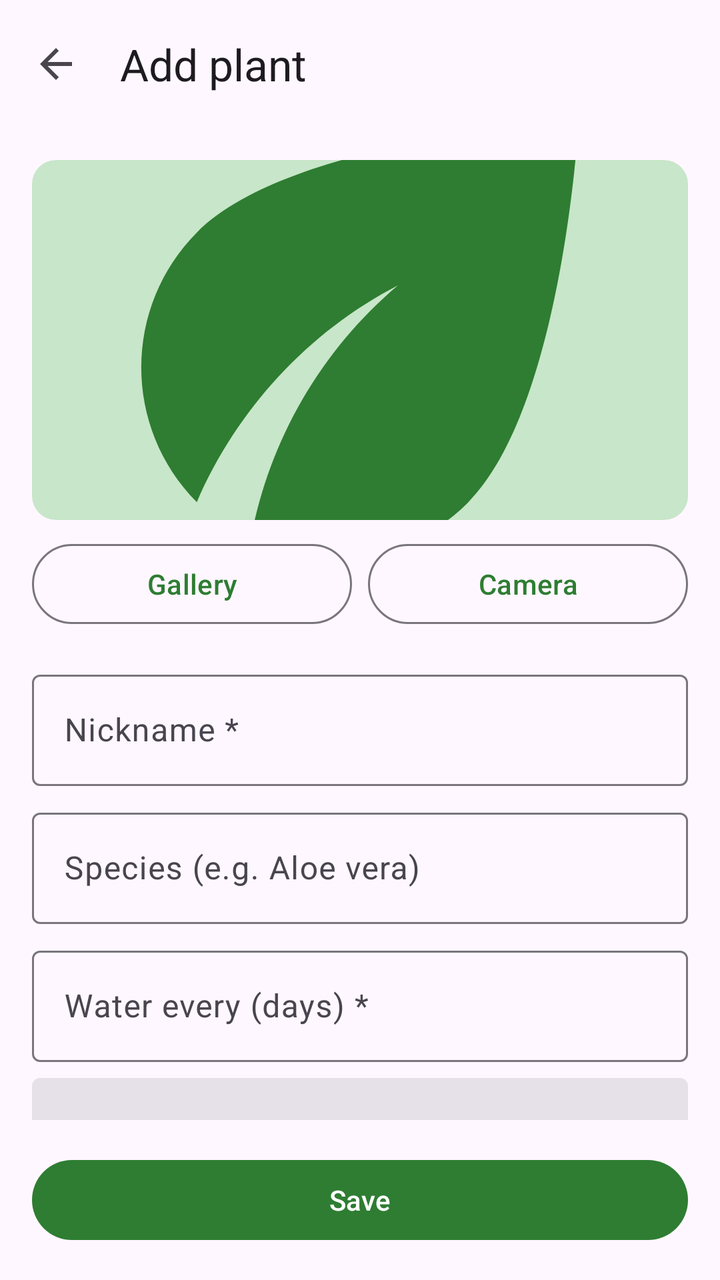
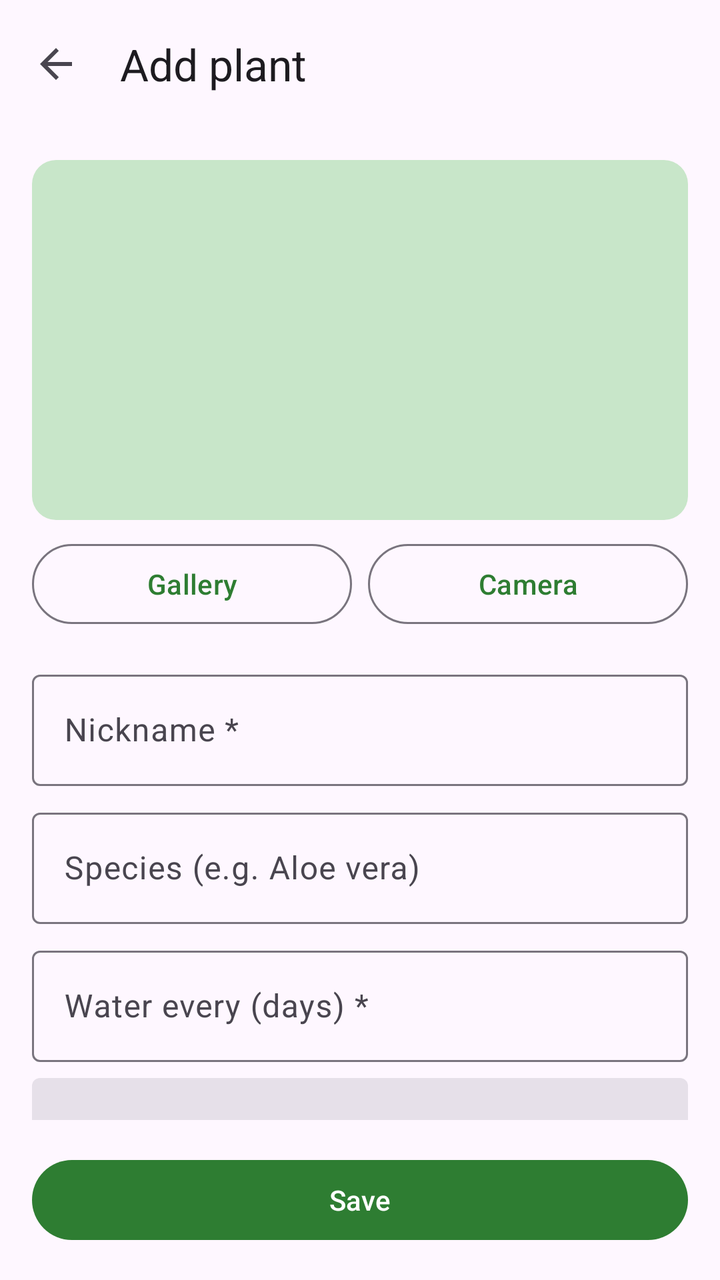

Compare the two renders of this Android layout. The source of the first and the diff that turns it into the second are given below.
<!-- AndroidManifest.xml: application theme Theme.WaterWise -->
<!-- res/layout/activity_add_edit_plant.xml -->
<?xml version="1.0" encoding="utf-8"?>
<LinearLayout xmlns:android="http://schemas.android.com/apk/res/android"
    xmlns:app="http://schemas.android.com/apk/res-auto"
    android:id="@+id/main_root"
    android:layout_width="match_parent"
    android:layout_height="match_parent"
    android:orientation="vertical">

    <com.google.android.material.appbar.MaterialToolbar
        android:id="@+id/toolbar"
        android:layout_width="match_parent"
        android:layout_height="?attr/actionBarSize"
        app:navigationIcon="?attr/homeAsUpIndicator"
        app:title="@string/add_plant" />

    <androidx.core.widget.NestedScrollView
        android:layout_width="match_parent"
        android:layout_height="0dp"
        android:layout_weight="1">

        <LinearLayout
            android:layout_width="match_parent"
            android:layout_height="wrap_content"
            android:orientation="vertical"
            android:padding="16dp">

            
            <com.google.android.material.imageview.ShapeableImageView
                android:id="@+id/image"
                android:layout_width="match_parent"
                android:layout_height="180dp"
                android:background="?attr/colorPrimaryContainer"
                android:contentDescription="@null"
                android:scaleType="centerCrop"
                android:src="@drawable/ic_plant_placeholder"
                app:shapeAppearanceOverlay="@style/ShapeAppearance.WaterWise.Rounded" />

            <LinearLayout
                android:id="@+id/photo_buttons"
                android:layout_width="match_parent"
                android:layout_height="wrap_content"
                android:layout_marginTop="8dp"
                android:orientation="horizontal">

                <Button
                    android:id="@+id/button_gallery"
                    style="?attr/materialButtonOutlinedStyle"
                    android:layout_width="0dp"
                    android:layout_height="wrap_content"
                    android:layout_marginEnd="4dp"
                    android:layout_weight="1"
                    android:text="@string/photo_gallery" />

                <Button
                    android:id="@+id/button_camera"
                    style="?attr/materialButtonOutlinedStyle"
                    android:layout_width="0dp"
                    android:layout_height="wrap_content"
                    android:layout_marginStart="4dp"
                    android:layout_weight="1"
                    android:text="@string/photo_camera" />
            </LinearLayout>

            <com.google.android.material.textfield.TextInputLayout
                android:id="@+id/layout_nickname"
                android:layout_width="match_parent"
                android:layout_height="wrap_content"
                android:layout_marginTop="16dp"
                android:hint="@string/hint_nickname">

                <com.google.android.material.textfield.TextInputEditText
                    android:id="@+id/input_nickname"
                    android:layout_width="match_parent"
                    android:layout_height="wrap_content"
                    android:inputType="textCapSentences" />
            </com.google.android.material.textfield.TextInputLayout>

            <com.google.android.material.textfield.TextInputLayout
                android:id="@+id/layout_species"
                android:layout_width="match_parent"
                android:layout_height="wrap_content"
                android:layout_marginTop="8dp"
                android:hint="@string/hint_species">

                <com.google.android.material.textfield.TextInputEditText
                    android:id="@+id/input_species"
                    android:layout_width="match_parent"
                    android:layout_height="wrap_content"
                    android:inputType="textCapWords" />
            </com.google.android.material.textfield.TextInputLayout>

            <com.google.android.material.textfield.TextInputLayout
                android:id="@+id/layout_interval"
                android:layout_width="match_parent"
                android:layout_height="wrap_content"
                android:layout_marginTop="8dp"
                android:hint="@string/hint_interval">

                <com.google.android.material.textfield.TextInputEditText
                    android:id="@+id/input_interval"
                    android:layout_width="match_parent"
                    android:layout_height="wrap_content"
                    android:inputType="number"
                    android:maxLength="2" />
            </com.google.android.material.textfield.TextInputLayout>

            
            <com.google.android.material.textfield.TextInputLayout
                style="?attr/textInputFilledExposedDropdownMenuStyle"
                android:layout_width="match_parent"
                android:layout_height="wrap_content"
                android:layout_marginTop="8dp"
                android:hint="@string/hint_sunlight">

                <com.google.android.material.textfield.MaterialAutoCompleteTextView
                    android:id="@+id/input_sunlight"
                    android:layout_width="match_parent"
                    android:layout_height="wrap_content"
                    android:inputType="none"
                    app:simpleItems="@array/sunlight_options" />
            </com.google.android.material.textfield.TextInputLayout>

            <com.google.android.material.textfield.TextInputLayout
                android:layout_width="match_parent"
                android:layout_height="wrap_content"
                android:layout_marginTop="8dp"
                android:hint="@string/hint_last_watered">

                
                <com.google.android.material.textfield.TextInputEditText
                    android:id="@+id/input_last_watered"
                    android:layout_width="match_parent"
                    android:layout_height="wrap_content"
                    android:cursorVisible="false"
                    android:focusable="false"
                    android:inputType="none" />
            </com.google.android.material.textfield.TextInputLayout>

            <com.google.android.material.materialswitch.MaterialSwitch
                android:id="@+id/switch_outdoor"
                android:layout_width="match_parent"
                android:layout_height="wrap_content"
                android:layout_marginTop="8dp"
                android:text="@string/outdoor_switch" />

            <com.google.android.material.textfield.TextInputLayout
                android:layout_width="match_parent"
                android:layout_height="wrap_content"
                android:layout_marginTop="8dp"
                android:hint="@string/hint_notes">

                <com.google.android.material.textfield.TextInputEditText
                    android:id="@+id/input_notes"
                    android:layout_width="match_parent"
                    android:layout_height="wrap_content"
                    android:gravity="top"
                    android:inputType="textMultiLine|textCapSentences"
                    android:minLines="2" />
            </com.google.android.material.textfield.TextInputLayout>
        </LinearLayout>
    </androidx.core.widget.NestedScrollView>

    <Button
        android:id="@+id/button_save"
        android:layout_width="match_parent"
        android:layout_height="wrap_content"
        android:layout_margin="16dp"
        android:text="@string/save" />

</LinearLayout>
<!-- resources referenced by this layout -->
<resources>
  <string-array name="sunlight_options">
          <item>Full sun</item>
          <item>Part sun</item>
          <item>Part shade</item>
          <item>Full shade</item>
      </string-array>
  <!-- drawable ic_plant_placeholder (drawable) -->
  <vector xmlns:android="http://schemas.android.com/apk/res/android"
      android:width="48dp"
      android:height="48dp"
      android:viewportWidth="24"
      android:viewportHeight="24">
      <path
          android:fillColor="@color/green_700"
          android:pathData="M6.05,8.05c-2.73,2.73 -2.73,7.15 -0.02,9.88c1.47,-3.4 4.09,-6.24 7.36,-7.93c-2.77,2.34 -4.71,5.61 -5.39,9.32c2.6,1.23 5.8,0.78 7.95,-1.37C19.43,14.47 20,4 20,4S9.53,4.57 6.05,8.05z" />
  </vector>
  <string name="add_plant">Add plant</string>
  <string name="hint_interval">Water every (days) *</string>
  <string name="hint_last_watered">Last watered</string>
  <string name="hint_nickname">Nickname *</string>
  <string name="hint_notes">Notes</string>
  <string name="hint_species">Species (e.g. Aloe vera)</string>
  <string name="hint_sunlight">Sunlight</string>
  <string name="outdoor_switch">Outdoor plant (adjusted to the weather)</string>
  <string name="photo_camera">Camera</string>
  <string name="photo_gallery">Gallery</string>
  <string name="save">Save</string>
  <style name="ShapeAppearance.WaterWise.Rounded" parent="">
          <item name="cornerFamily">rounded</item>
          <item name="cornerSize">12dp</item>
      </style>
  <style name="Theme.WaterWise" parent="Theme.Material3.DayNight.NoActionBar">
          <item name="colorPrimary">@color/green_700</item>
          <item name="colorOnPrimary">@android:color/white</item>
          <item name="colorPrimaryContainer">@color/green_100</item>
          <item name="colorOnPrimaryContainer">@color/green_900</item>
          <item name="colorSecondary">@color/blue_600</item>
          <item name="colorOnSecondary">@android:color/white</item>
          <item name="colorSecondaryContainer">@color/blue_100</item>
      </style>
  <color name="green_700">#2E7D32</color>
  <color name="green_100">#C8E6C9</color>
  <color name="green_900">#1B5E20</color>
  <color name="blue_600">#0288D1</color>
  <color name="blue_100">#B3E5FC</color>
</resources>

<!-- the commit's change to res/layout/activity_add_edit_plant.xml (unified diff, before → after) -->
@@ -32,7 +32,6 @@
                 android:background="?attr/colorPrimaryContainer"
                 android:contentDescription="@null"
                 android:scaleType="centerCrop"
-                android:src="@drawable/ic_plant_placeholder"
                 app:shapeAppearanceOverlay="@style/ShapeAppearance.WaterWise.Rounded" />
 
             <LinearLayout
<!-- resource entries referenced after the edit -->
@@ -6,16 +6,6 @@
           <item>Part shade</item>
           <item>Full shade</item>
       </string-array>
-  <!-- drawable ic_plant_placeholder (drawable) -->
-  <vector xmlns:android="http://schemas.android.com/apk/res/android"
-      android:width="48dp"
-      android:height="48dp"
-      android:viewportWidth="24"
-      android:viewportHeight="24">
-      <path
-          android:fillColor="@color/green_700"
-          android:pathData="M6.05,8.05c-2.73,2.73 -2.73,7.15 -0.02,9.88c1.47,-3.4 4.09,-6.24 7.36,-7.93c-2.77,2.34 -4.71,5.61 -5.39,9.32c2.6,1.23 5.8,0.78 7.95,-1.37C19.43,14.47 20,4 20,4S9.53,4.57 6.05,8.05z" />
-  </vector>
   <string name="add_plant">Add plant</string>
   <string name="hint_interval">Water every (days) *</string>
   <string name="hint_last_watered">Last watered</string>
